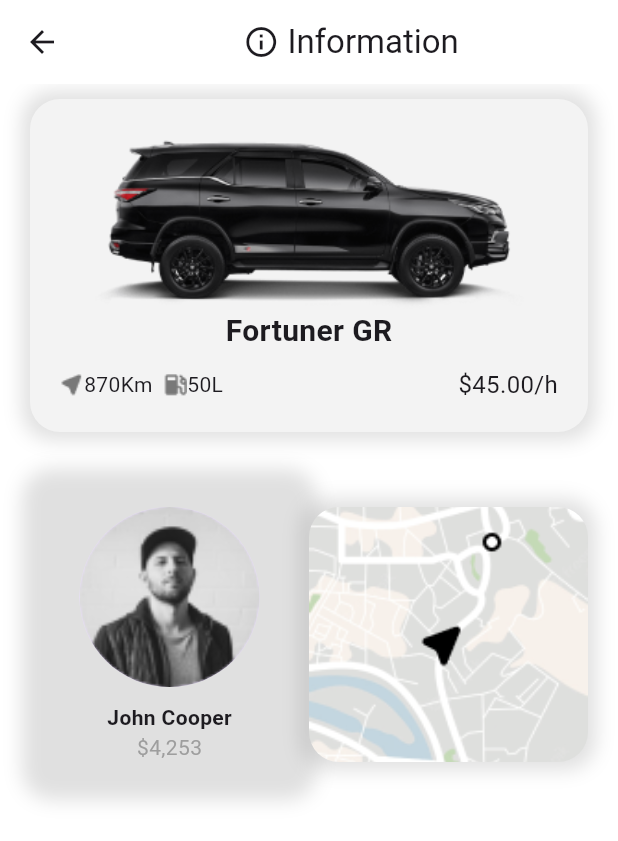
After one commit to ritik6559/Car-Rental-App, a Flutter app: the HomeScreen screen opened directly, after a tap on "Fortuner GR", on a phone screen of 412 x 824 dp. The commit adds this screen. Shown: the top 841 px of the screen. Run offline on Flutter 3.47's test engine with Material 3 defaults, Android fonts, the phone set to English and light mode, and no system bars; our stand-ins replace firebase_core; accounts and stored records are empty.

Commit message:
adding details screen

```diff
--- /dev/null
+++ b/lib/presentation/details/screen/car_details_screen.dart
@@ -0,0 +1,104 @@
+import 'package:car_rental_app/data/models/car/car_model.dart';
+import 'package:car_rental_app/presentation/home/widgets/car_card.dart';
+import 'package:flutter/material.dart';
+
+class CarDetailsScreen extends StatelessWidget {
+  final Car car;
+  const CarDetailsScreen({
+    super.key,
+    required this.car,
+  });
+
+  @override
+  Widget build(BuildContext context) {
+    return Scaffold(
+      backgroundColor: Colors.white,
+      appBar: AppBar(
+        backgroundColor: Colors.white,
+        title: const Row(
+          mainAxisAlignment: MainAxisAlignment.center,
+          children: [
+            Icon(
+              Icons.info_outline,
+            ),
+            Text(
+              " Information",
+            ),
+          ],
+        ),
+      ),
+      body: Column(
+        children: [
+          CarCard(
+            car: car,
+          ),
+          const SizedBox(height: 20),
+          Padding(
+            padding: const EdgeInsets.symmetric(horizontal: 20),
+            child: Row(
+              children: [
+                Expanded(
+                  child: Container(
+                    padding: const EdgeInsets.all(20),
+                    decoration: BoxDecoration(
+                        borderRadius: BorderRadius.circular(20),
+                        boxShadow: const [
+                          BoxShadow(
+                            color: Colors.black12,
+                            blurRadius: 10,
+                            spreadRadius: 5,
+                          )
+                        ]),
+                    child: const Column(
+                      children: [
+                        CircleAvatar(
+                          radius: 60,
+                          backgroundImage: AssetImage(
+                            'assets/user.png',
+                          ),
+                        ),
+                        SizedBox(height: 10),
+                        Text(
+                          "John Cooper",
+                          style: TextStyle(
+                            fontWeight: FontWeight.bold,
+                          ),
+                        ),
+                        Text(
+                          "\$4,253",
+                          style: TextStyle(
+                            color: Colors.grey,
+                          ),
+                        ),
+                      ],
+                    ),
+                  ),
+                ),
+                Expanded(
+                  child: Container(
+                    height: 170,
+                    decoration: BoxDecoration(
+                        borderRadius: BorderRadius.circular(20),
+                        image: const DecorationImage(
+                          fit: BoxFit.cover,
+                          image: AssetImage(
+                            'assets/maps.png',
+                          ),
+                        ),
+                        boxShadow: const [
+                          BoxShadow(
+                            color: Colors.black12,
+                            blurRadius: 10,
+                            spreadRadius: 5,
+                          )
+                        ]),
+                  ),
+                )
+              ],
+            ),
+          )
+        ],
+      ),
+    );
+  }
+}
--- a/lib/presentation/home/screen/home_screen.dart
+++ b/lib/presentation/home/screen/home_screen.dart
@@ -2,6 +2,7 @@ import 'package:car_rental_app/data/models/car/car_model.dart';
 import 'package:car_rental_app/presentation/home/widgets/car_card.dart';
 import 'package:flutter/material.dart';
 
+// ignore: must_be_immutable
 class HomeScreen extends StatelessWidget {
   HomeScreen({super.key});
 
--- a/lib/presentation/home/widgets/car_card.dart
+++ b/lib/presentation/home/widgets/car_card.dart
@@ -1,4 +1,5 @@
 import 'package:car_rental_app/data/models/car/car_model.dart';
+import 'package:car_rental_app/presentation/details/screen/car_details_screen.dart';
 import 'package:flutter/material.dart';
 import 'package:flutter/widgets.dart';
 
@@ -8,7 +9,15 @@ class CarCard extends StatelessWidget {
 
   @override
   Widget build(BuildContext context) {
-    return Container(
+    return GestureDetector(
+      onTap: () {
+        Navigator.of(context).push(
+          MaterialPageRoute(
+            builder: (context) => CarDetailsScreen(car: car),
+          ),
+        );
+      },
+      child: Container(
         margin: const EdgeInsets.symmetric(vertical: 10, horizontal: 20),
         padding: const EdgeInsets.all(20),
         decoration: BoxDecoration(
@@ -65,6 +74,7 @@ class CarCard extends StatelessWidget {
             ),
           ],
         ),
+      ),
     );
   }
 }
```
Lines whose indentation alone changed are shown as unchanged.
